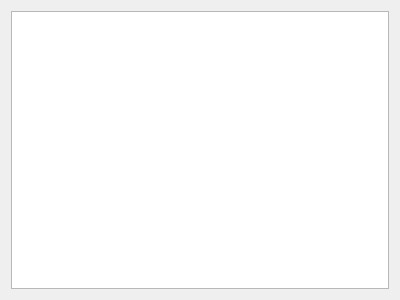
rwimn/component-system, file src/snapinmanagementwidget.ui: the form before one commit.
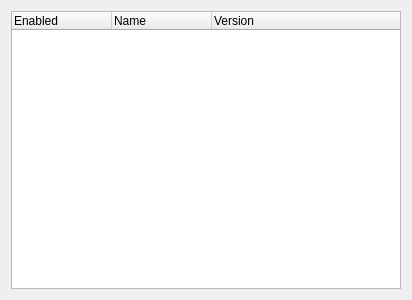
The form after the commit.

What changed in the file:
```diff
--- a/src/snapinmanagementwidget.ui
+++ b/src/snapinmanagementwidget.ui
@@ -6,7 +6,7 @@
    <rect>
     <x>0</x>
     <y>0</y>
-    <width>400</width>
+    <width>412</width>
     <height>300</height>
    </rect>
   </property>
@@ -15,7 +15,26 @@
   </property>
   <layout class="QGridLayout" name="gridLayout">
    <item row="0" column="0">
-    <widget class="QTreeView" name="treeView"/>
+    <widget class="QTreeWidget" name="treeWidget">
+     <property name="columnCount">
+      <number>3</number>
+     </property>
+     <column>
+      <property name="text">
+       <string>Enabled</string>
+      </property>
+     </column>
+     <column>
+      <property name="text">
+       <string>Name</string>
+      </property>
+     </column>
+     <column>
+      <property name="text">
+       <string>Version</string>
+      </property>
+     </column>
+    </widget>
    </item>
   </layout>
  </widget>
```
